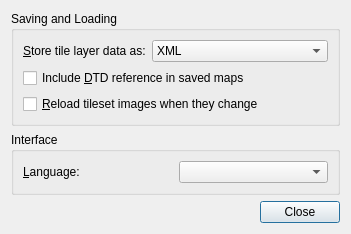
Old version of the form Tiled/src/tiled/preferencesdialog.ui in the repository Invertika/tools.
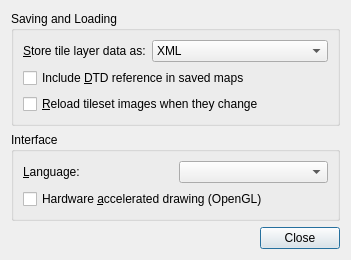
New version of the form.

Patch:
```diff
--- a/Tiled/src/tiled/preferencesdialog.ui
+++ b/Tiled/src/tiled/preferencesdialog.ui
@@ -6,8 +6,8 @@
    <rect>
     <x>0</x>
     <y>0</y>
-    <width>405</width>
-    <height>245</height>
+    <width>402</width>
+    <height>273</height>
    </rect>
   </property>
   <property name="windowTitle">
@@ -101,6 +101,13 @@
       <item row="0" column="1">
        <widget class="QComboBox" name="languageCombo"/>
       </item>
+      <item row="2" column="0" colspan="2">
+       <widget class="QCheckBox" name="openGL">
+        <property name="text">
+         <string>Hardware &amp;accelerated drawing (OpenGL)</string>
+        </property>
+       </widget>
+      </item>
      </layout>
     </widget>
    </item>
```
Left out of the diff: 4 changed lines with no effect on the pictures.
